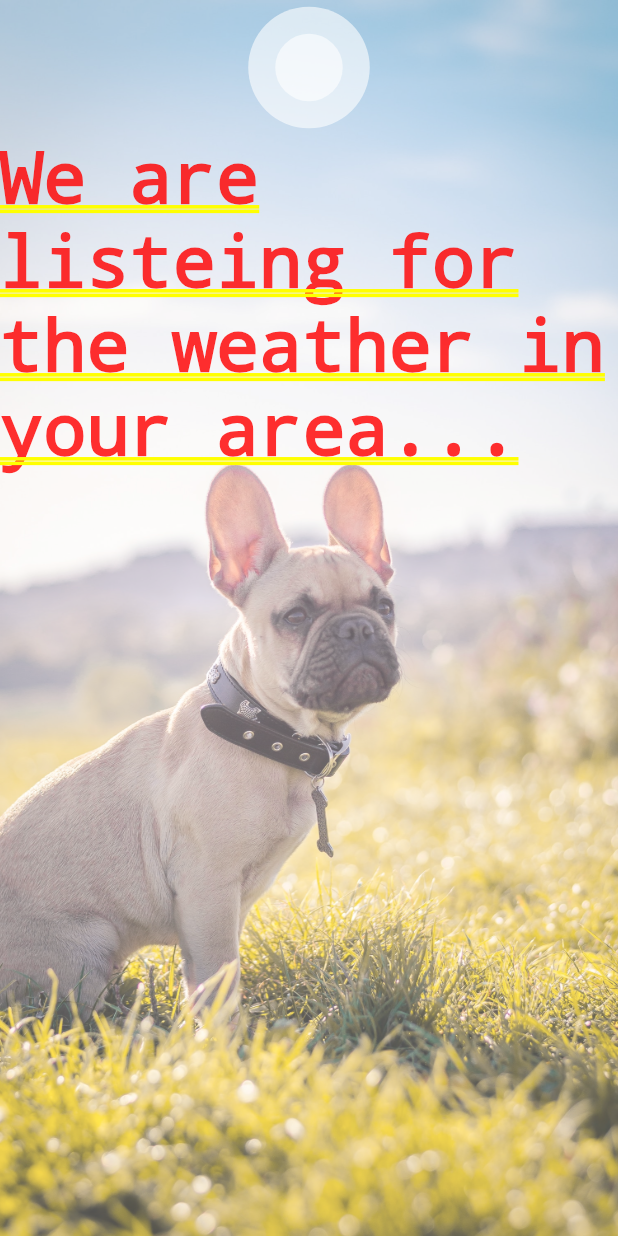
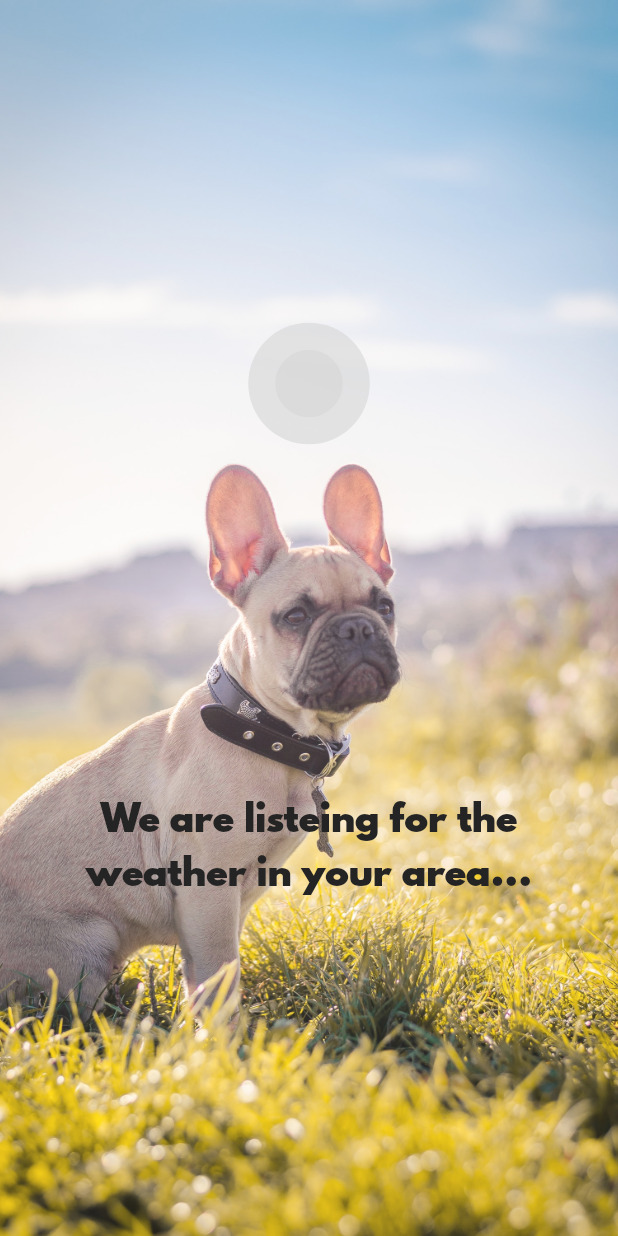
Before and after one commit to ghigbie/doggie_weather, a Flutter app: the screen it shows after launch, on a phone screen of 412 x 824 dp. Run offline on Flutter 3.47's test engine with Material 2 defaults, Android fonts, the phone set to English and light mode, and no system bars; our stand-ins replace flutter_spinkit, geolocator.

Commit message:
Edit layout

```diff
--- a/lib/screens/loading_screen.dart
+++ b/lib/screens/loading_screen.dart
@@ -1,5 +1,6 @@
 import 'package:flutter/material.dart';
 import 'package:flutter_spinkit/flutter_spinkit.dart';
+import 'package:doggie_weather/utilities/constants.dart';
 
 class LoadingScreen extends StatefulWidget {
   @override
@@ -22,29 +23,39 @@ class _LoadingScreenState extends State<LoadingScreen> {
 
   @override
   Widget build(BuildContext context) {
-    return Container(
+    return Scaffold(
+          body: Center(
+            child: Container(
               decoration: BoxDecoration(
                 image: DecorationImage(
                   image: AssetImage('images/loading_dog.jpg'),
                   fit: BoxFit.cover,
                   colorFilter: ColorFilter.mode(
-            Colors.white.withOpacity(0.7),
+                    Colors.white.withOpacity(0.9),
                     BlendMode.dstATop
                     ),
                   )
                 ),
-      child: Container(
-        margin:EdgeInsets.only(bottom: 250.0),
             child: Column(
+              mainAxisAlignment: MainAxisAlignment.spaceEvenly,
               children: <Widget>[
                 SpinKitPulse(
-                color: Colors.white,
+                    color: Colors.grey[350],
                     size: 90.0
                   ),
-            Text('We are listeing for the weather in your area...')
+                Padding(
+                  padding: EdgeInsets.all(15.0),
+                  child: Text(
+                    'We are listeing for the weather in your area...',
+                    style: kLoadingPageTextStyle,
+                    textAlign: TextAlign.center,
+                    ),
+                )
               ],
             ),
         )
+        ),
+          ),
     );
   }
 }
--- a/lib/utilities/constants.dart
+++ b/lib/utilities/constants.dart
@@ -1,2 +1,9 @@
+import 'package:flutter/material.dart';
+
 const kAppTitle = 'Doggie Weather';
+const kLoadingPageTextStyle = TextStyle(
+  fontFamily: 'Spartan MB',
+  fontSize: 24.0,
+  color: Color(0xff242424),
+);
 const kOpenWeatherBaseURL = 'https://api.openweathermap.org/data/2.5/weather';
```
Lines whose indentation alone changed are shown as unchanged.
